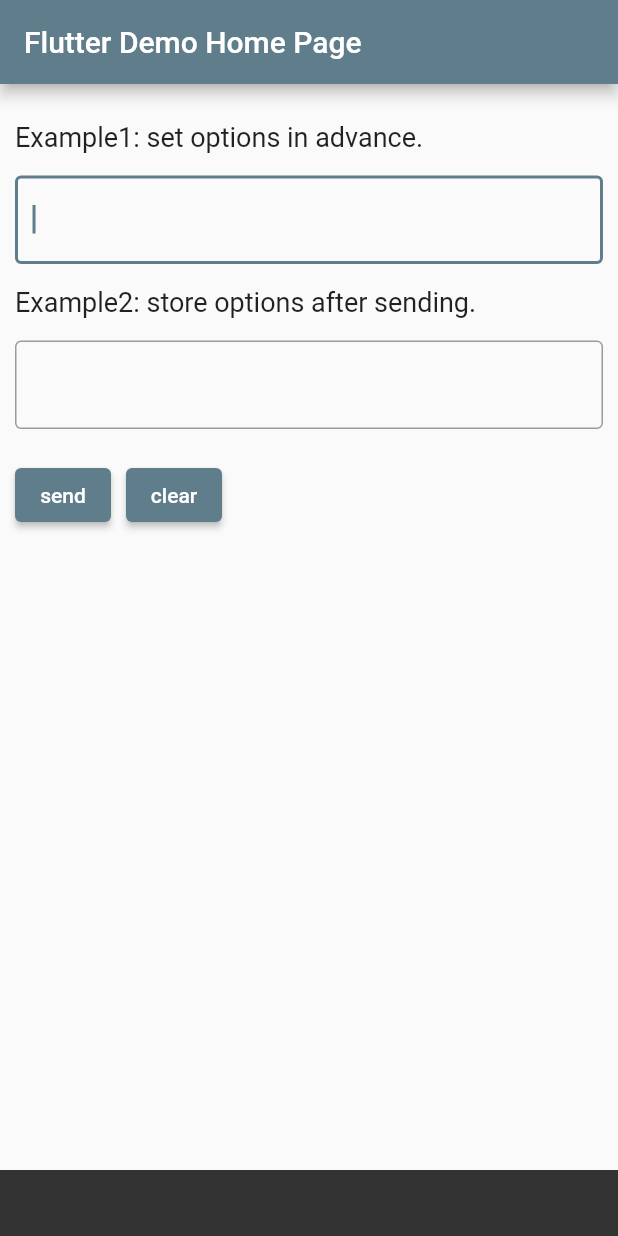
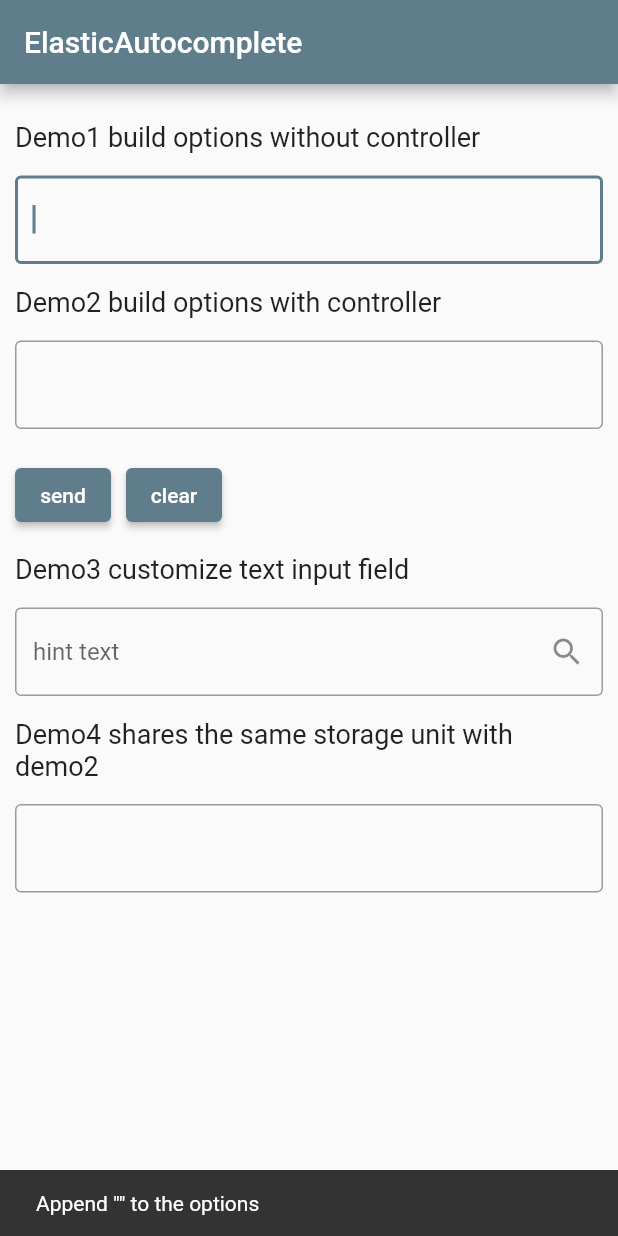
Before and after one commit to ksw2000/flutter_elastic_autocomplete, a Flutter app: the MyHomePage screen opened directly, after a tap on "send", on a phone screen of 412 x 824 dp. Run offline on Flutter 3.47's test engine with Material 2 defaults, Android fonts, the phone set to English and light mode, and no system bars; our stand-ins replace localstorage.

Commit message:
Prepare v0.1.0

```diff
--- a/example/lib/main.dart
+++ b/example/lib/main.dart
@@ -16,7 +16,7 @@
       theme: ThemeData(
         primarySwatch: Colors.blueGrey,
       ),
-      home: const MyHomePage(title: 'Flutter Demo Home Page'),
+      home: const MyHomePage(title: 'ElasticAutocomplete'),
     );
   }
 }
@@ -41,8 +41,34 @@
                   mainAxisAlignment: MainAxisAlignment.start,
                   crossAxisAlignment: CrossAxisAlignment.start,
                   children: const <Widget>[
+                    Padding(
+                        padding: EdgeInsets.symmetric(vertical: 15),
+                        child: Text(
+                          'Demo1 build options without controller',
+                          style: TextStyle(fontSize: 18),
+                        )),
                     Example1(),
+                    Padding(
+                        padding: EdgeInsets.symmetric(vertical: 15),
+                        child: Text(
+                          'Demo2 build options with controller',
+                          style: TextStyle(fontSize: 18),
+                        )),
                     Example2(),
+                    Padding(
+                        padding: EdgeInsets.symmetric(vertical: 15),
+                        child: Text(
+                          'Demo3 customize text input field',
+                          style: TextStyle(fontSize: 18),
+                        )),
+                    Example3(),
+                    Padding(
+                        padding: EdgeInsets.symmetric(vertical: 15),
+                        child: Text(
+                          'Demo4 shares the same storage unit with demo2',
+                          style: TextStyle(fontSize: 18),
+                        )),
+                    Example4(),
                   ],
                 ),
               ))),
@@ -60,16 +86,7 @@
 class Example1State extends State<Example1> {
   @override
   Widget build(BuildContext context) {
-    return Column(
-      crossAxisAlignment: CrossAxisAlignment.start,
-      children: [
-        const Padding(
-            padding: EdgeInsets.symmetric(vertical: 15),
-            child: Text(
-              'Example1: set options in advance.',
-              style: TextStyle(fontSize: 18),
-            )),
-        ElasticAutocomplete<String>(
+    return ElasticAutocomplete(
         optionsBuilder: (TextEditingValue textEditingValue) {
       if (textEditingValue.text == '') {
         return const Iterable<String>.empty();
@@ -105,9 +122,7 @@
           decoration: const InputDecoration(
             border: OutlineInputBorder(),
           ));
-        }),
-      ],
-    );
+    });
   }
 }
 
@@ -129,7 +144,7 @@
     _node = FocusNode();
     _textEditingCtrl = TextEditingController();
     _elasticAutocompleteCtrl =
-        ElasticAutocompleteController(id: 'name', caseSensitive: false);
+        ElasticAutocompleteController(id: 'example2', caseSensitive: false);
     super.initState();
   }
 
@@ -147,13 +162,7 @@
         child: Column(
           crossAxisAlignment: CrossAxisAlignment.start,
           children: [
-            const Padding(
-                padding: EdgeInsets.symmetric(vertical: 15),
-                child: Text(
-                  'Example2: store options after sending.',
-                  style: TextStyle(fontSize: 18),
-                )),
-            ElasticAutocomplete<String>(
+            ElasticAutocomplete(
                 controller: _elasticAutocompleteCtrl,
                 // use optionsBuilder which is generated by controller
                 optionsBuilder: _elasticAutocompleteCtrl.optionsBuilder,
@@ -186,8 +195,8 @@
                       await _elasticAutocompleteCtrl.store(val);
 
                       if (!mounted) return;
-                      ScaffoldMessenger.of(context)
-                          .showSnackBar(SnackBar(content: Text(val)));
+                      ScaffoldMessenger.of(context).showSnackBar(SnackBar(
+                          content: Text('Append "$val" to the options')));
                     }
                   },
                   child:
@@ -209,3 +218,61 @@
         ));
   }
 }
+
+class Example3 extends StatelessWidget {
+  const Example3({Key? key}) : super(key: key);
+
+  @override
+  Widget build(BuildContext context) {
+    ElasticAutocompleteController ctrl = ElasticAutocompleteController(
+        id: 'example3',
+        initialOptions: ["apple", "banana", "cat", "dog", "elephant"],
+        showTopKWhenInputEmpty: 3);
+    return ElasticAutocomplete(
+        controller: ctrl,
+        optionsBuilder: ctrl.optionsBuilder,
+        fieldViewBuilder: (BuildContext context,
+            TextEditingController textEditingController,
+            FocusNode focusNode,
+            void Function() onFieldSubmitted) {
+          return TextFormField(
+              controller: textEditingController,
+              focusNode: focusNode,
+              onFieldSubmitted: (String value) {
+                onFieldSubmitted();
+              },
+              cursorColor: Colors.green,
+              style: const TextStyle(color: Colors.green),
+              decoration: const InputDecoration(
+                  border: OutlineInputBorder(),
+                  suffixIcon: Icon(Icons.search),
+                  hintText: 'hint text'));
+        });
+  }
+}
+
+class Example4 extends StatelessWidget {
+  const Example4({Key? key}) : super(key: key);
+
+  @override
+  Widget build(BuildContext context) {
+    ElasticAutocompleteController ctrl = ElasticAutocompleteController(
+        // use the same id with example2
+        id: 'example2');
+    return ElasticAutocomplete(
+        controller: ctrl,
+        optionsBuilder: ctrl.optionsBuilder,
+        fieldViewBuilder: (BuildContext context,
+            TextEditingController textEditingController,
+            FocusNode focusNode,
+            void Function() onFieldSubmitted) {
+          return TextFormField(
+              controller: textEditingController,
+              focusNode: focusNode,
+              onFieldSubmitted: (String value) {
+                onFieldSubmitted();
+              },
+              decoration: const InputDecoration(border: OutlineInputBorder()));
+        });
+  }
+}
--- a/lib/elastic_autocomplete.dart
+++ b/lib/elastic_autocomplete.dart
@@ -3,6 +3,7 @@
 import 'package:flutter/material.dart';
 import 'package:localstorage/localstorage.dart';
 import 'package:flutter/scheduler.dart';
+import 'dart:math';
 import 'dart:convert';
 
 /// A widget wraps `RawAutocomplete`.
@@ -17,14 +18,15 @@
   /// simultaneously.
   const ElasticAutocomplete({
     Key? key,
-    this.maxHeight,
     required this.optionsBuilder,
     required this.fieldViewBuilder,
     this.controller,
+    this.textEditingController,
     this.focusNode,
     this.onSelected,
-    this.textEditingController,
     this.initialValue,
+    this.optionsViewBuilder,
+    this.optionsViewMaxHeight = 200.0,
   })  : assert((focusNode == null) == (textEditingController == null),
             'you should define focusNode and textEditingController simultaneously.'),
         assert(
@@ -41,8 +43,8 @@
           BuildContext, TextEditingController, FocusNode, void Function())
       fieldViewBuilder;
 
-  /// The max height of options field view.
-  final double? maxHeight;
+  /// The max height of options view.
+  final double optionsViewMaxHeight;
 
   /// The [FocusNode] that is used for the text field.
   ///
@@ -73,6 +75,10 @@
   /// This parameter is ignored if [textEditingController] is defined.
   final TextEditingValue? initialValue;
 
+  /// {@macro flutter.widgets.RawAutocomplete.optionsViewBuilder}
+  final Widget Function(BuildContext, void Function(T), Iterable<T>)?
+      optionsViewBuilder;
+
   @override
   State<ElasticAutocomplete> createState() => ElasticAutocompleteState<T>();
 }
@@ -89,8 +95,9 @@
               initialValue: widget.initialValue,
               optionsBuilder: widget.optionsBuilder,
               fieldViewBuilder: widget.fieldViewBuilder,
-              optionsViewBuilder: (BuildContext context,
-                  AutocompleteOnSelected<T> onSelected, Iterable<T> options) {
+              optionsViewBuilder: widget.optionsViewBuilder ??
+                  (BuildContext context, AutocompleteOnSelected<T> onSelected,
+                      Iterable<T> options) {
                     return Align(
                       alignment: Alignment.topLeft,
                       child: Material(
@@ -98,7 +105,7 @@
                         child: Container(
                           width: constraints.biggest.width,
                           constraints: BoxConstraints(
-                        maxHeight: widget.maxHeight ?? 200.0,
+                            maxHeight: widget.optionsViewMaxHeight,
                           ),
                           child: ListView.builder(
                             padding: EdgeInsets.zero,
@@ -112,11 +119,13 @@
                                 },
                                 child: Builder(builder: (BuildContext context) {
                                   final bool highlight =
-                                  AutocompleteHighlightedOption.of(context) ==
+                                      AutocompleteHighlightedOption.of(
+                                              context) ==
                                           index;
                                   if (highlight) {
                                     SchedulerBinding.instance
-                                    .addPostFrameCallback((Duration timeStamp) {
+                                        .addPostFrameCallback(
+                                            (Duration timeStamp) {
                                       Scrollable.ensureVisible(context,
                                           alignment: 0.5);
                                     });
@@ -144,6 +153,29 @@
 
 /// A controller for an ElasticAutocomplete, which controls the list of options.
 class ElasticAutocompleteController<T extends String> {
+  /// You can set [contains] in order to decide which options should be chosen.
+  /// from the memory unit. Your custom [contains] function will be used
+  /// in [optionsBuilder]. If you set [contains], then [caseSensitive]
+  /// is neglected.
+  ElasticAutocompleteController({
+    required this.id,
+    this.useLocalStorage = true,
+    this.caseSensitive = false,
+    this.latestFirst = true,
+    this.initialOptions,
+    this.showTopKWhenInputEmpty = 0,
+    this.contains,
+  }) {
+    if (useLocalStorage) {
+      _storage = LocalStorage(id);
+    } else {
+      sessionStorage[id] = <T>[];
+    }
+    if (initialOptions != null) {
+      _storeList(initialOptions!);
+    }
+  }
+
   /// [id] is used to distinguish different memory units.
   final String id;
 
@@ -154,44 +186,26 @@
   /// Decide [optionsBuilder] to be case sensitive or not.
   final bool caseSensitive;
 
+  /// If true, the new value is considered first.
+  final bool latestFirst;
+
+  /// Pass the initial options.
+  final List<T>? initialOptions;
+
+  /// Show at most how many options even if the users input nothing.
+  final int showTopKWhenInputEmpty;
+
   /// Returns true to add [candidate] to the option list
+  ///
+  /// If you set [contains], then [caseSensitive]
+  /// is neglected.
   bool Function(T candidate, String userInput)? contains;
 
   LocalStorage? _storage;
-  final Map<String, Set> _sessionStorage = <String, Set>{};
+  static Map<String, List> sessionStorage = <String, List>{};
 
-  /// You can set [contains] in order to decide which options should be chosen.
-  /// from the memory unit. Your custom [contains] function will be used
-  /// in [optionsBuilder].
-  ///
-  /// If you set [contains], then [caseSensitive] is neglected.
-  ElasticAutocompleteController({
-    required this.id,
-    this.useLocalStorage = true,
-    this.caseSensitive = false,
-    this.contains,
-  }) {
-    if (useLocalStorage) {
-      _storage = LocalStorage(id);
-    } else {
-      _sessionStorage[id] = <T>{};
-    }
-  }
-
-  /// Load options from the storage unit as a set.
-  Set<T> loadSet() {
-    if (useLocalStorage) {
-      try {
-        return Set.from(jsonDecode(_storage!.getItem(id))['info'].cast<T>());
-      } catch (e) {
-        return <T>{};
-      }
-    }
-    return _sessionStorage[id]?.cast<T>() ?? <T>{};
-  }
-
-  /// Load options from the storage unit as a list.
-  List<T> loadList() {
+  /// Load options from the storage unit.
+  List<T> load() {
     if (useLocalStorage) {
       try {
         return jsonDecode(_storage!.getItem(id))['info'].cast<T>();
@@ -199,20 +213,40 @@
         return <T>[];
       }
     }
-    return _sessionStorage[id]?.toList().cast<T>() ?? <T>[];
+    return sessionStorage[id]?.cast<T>() ?? <T>[];
   }
 
   /// Store [val] to the storage unit.
   Future store(T val) async {
-    if (useLocalStorage) {
-      var oldList = loadList();
-      if (!oldList.any((element) => element == val)) {
+    var oldList = load();
+    bool append = true;
+    for (int i = 0; i < oldList.length; i++) {
+      if (oldList[i].toLowerCase() == val.toLowerCase()) {
+        append = false;
+        // update value when using case-insensitive mode
+        if (!caseSensitive) {
+          oldList[i] = val;
+        }
+        break;
+      }
+    }
+
+    if (append) {
+      if (latestFirst) {
+        oldList = [val, ...oldList];
+      } else {
         oldList.add(val);
       }
+    }
 
-      return await _storage!.setItem(id, jsonEncode({'info': oldList}));
+    _storeList(oldList);
   }
-    return _sessionStorage[id]?.add(val);
+
+  Future _storeList(List<T> list) async {
+    if (useLocalStorage) {
+      return await _storage!.setItem(id, jsonEncode({'info': list}));
+    }
+    return sessionStorage[id] = list;
   }
 
   /// Clear all options in the storage unit.
@@ -220,15 +254,17 @@
     if (useLocalStorage) {
       return await _storage!.setItem(id, jsonEncode({}));
     }
-    _sessionStorage[id] = <T>{};
+    sessionStorage[id] = <T>[];
   }
 
   Iterable<T> optionsBuilder(TextEditingValue textEditingValue) {
+    List<T> options = load();
+
     if (textEditingValue.text == '') {
-      return List<T>.empty();
+      return options.sublist(0, min(options.length, showTopKWhenInputEmpty));
     }
 
-    return loadList().where((T option) {
+    return options.where((T option) {
       return contains?.call(option, textEditingValue.text) ??
           (caseSensitive
               ? option.contains(textEditingValue.text)
--- a/pubspec.yaml
+++ b/pubspec.yaml
@@ -1,9 +1,9 @@
 name: elastic_autocomplete
 description: ElasticAutocomplete is a widget combines Autocomplete and Localstorage.
-version: 0.0.1
+version: 0.1.0
 homepage: https://github.com/liao2000/flutter_elastic_autocomplete
 repository: https://github.com/liao2000/flutter_elastic_autocomplete
-issue_tracker: https://github.com/liao2000/flutter_elastic_autocomplete/issue
+issue_tracker: https://github.com/liao2000/flutter_elastic_autocomplete/issues
 documentation: https://github.com/liao2000/flutter_elastic_autocomplete/blob/main/README.md
 
 environment:
```
Also changed, not shown: example/pubspec.lock, 3 other files. Lines whose indentation alone changed are shown as unchanged.
